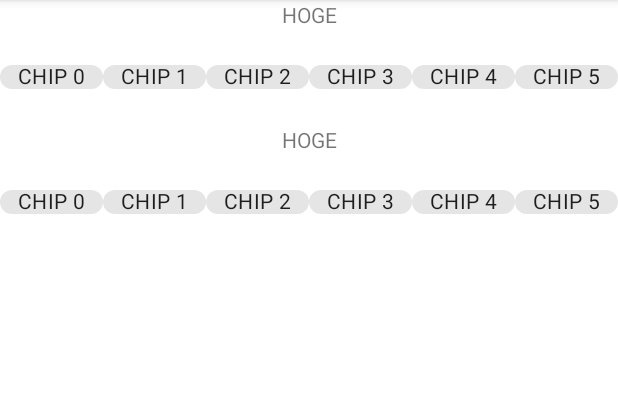
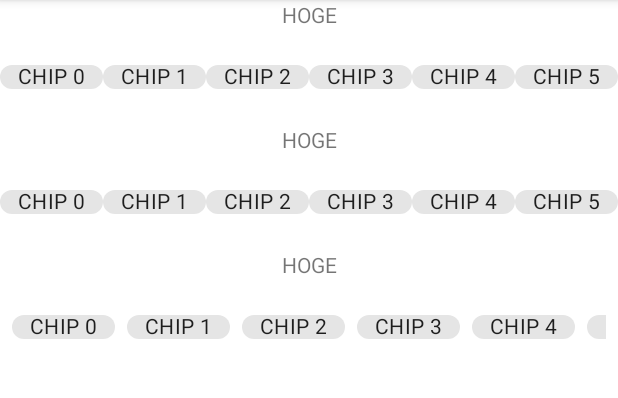
Before and after one commit to satoshun-android-example/FlexboxLayout, an Android app: the FlexboxPerfFragment screen opened through its navigation route, on a phone screen of 412 x 824 dp, the part 84-482 px from its top. Run offline under Robolectric (Android 15) with nearby library versions, the phone set to English and light mode, and no system bars; our stand-ins replace FlexboxLayout.

Commit message:
ChipGroup

```diff
--- a/app/src/main/java/com/github/satoshun/example/main/flexboxperf/FlexboxPerfFragment.kt
+++ b/app/src/main/java/com/github/satoshun/example/main/flexboxperf/FlexboxPerfFragment.kt
@@ -21,5 +21,8 @@ class FlexboxPerfFragment : Fragment(R.layout.flexbox_perf_frag) {
     repeat(50) {
       binding.flexbox2.addView(Chip(context).apply { text = "CHIP $it" })
     }
+    repeat(50) {
+      binding.flexbox3.addView(Chip(context).apply { text = "CHIP $it" })
+    }
   }
 }
--- a/app/src/main/res/layout/flexbox_perf_frag.xml
+++ b/app/src/main/res/layout/flexbox_perf_frag.xml
@@ -39,6 +39,7 @@
   </androidx.constraintlayout.widget.ConstraintLayout>
 
   <androidx.constraintlayout.widget.ConstraintLayout
+    android:id="@+id/container2"
     android:layout_width="match_parent"
     android:layout_height="wrap_content"
     android:layout_marginTop="16dp"
@@ -66,4 +67,35 @@
       app:layout_constraintStart_toStartOf="parent"
       app:layout_constraintTop_toBottomOf="@id/title2" />
   </androidx.constraintlayout.widget.ConstraintLayout>
+
+  <androidx.constraintlayout.widget.ConstraintLayout
+    android:layout_width="match_parent"
+    android:layout_height="wrap_content"
+    android:layout_marginTop="16dp"
+    app:layout_constraintEnd_toEndOf="parent"
+    app:layout_constraintStart_toStartOf="parent"
+    app:layout_constraintTop_toBottomOf="@id/container2">
+
+    <TextView
+      android:id="@+id/title3"
+      android:layout_width="wrap_content"
+      android:layout_height="wrap_content"
+      android:maxLines="1"
+      android:text="HOGE"
+      app:layout_constraintEnd_toEndOf="parent"
+      app:layout_constraintStart_toStartOf="parent"
+      app:layout_constraintTop_toTopOf="parent" />
+
+    <com.google.android.material.chip.ChipGroup
+      android:id="@+id/flexbox3"
+      android:layout_width="match_parent"
+      android:layout_height="32dp"
+      android:layout_marginStart="8dp"
+      android:layout_marginTop="16dp"
+      android:layout_marginEnd="8dp"
+      app:layout_constraintEnd_toEndOf="parent"
+      app:layout_constraintStart_toStartOf="parent"
+      app:layout_constraintTop_toBottomOf="@id/title3"
+      app:singleLine="true" />
+  </androidx.constraintlayout.widget.ConstraintLayout>
 </androidx.constraintlayout.widget.ConstraintLayout>
```
